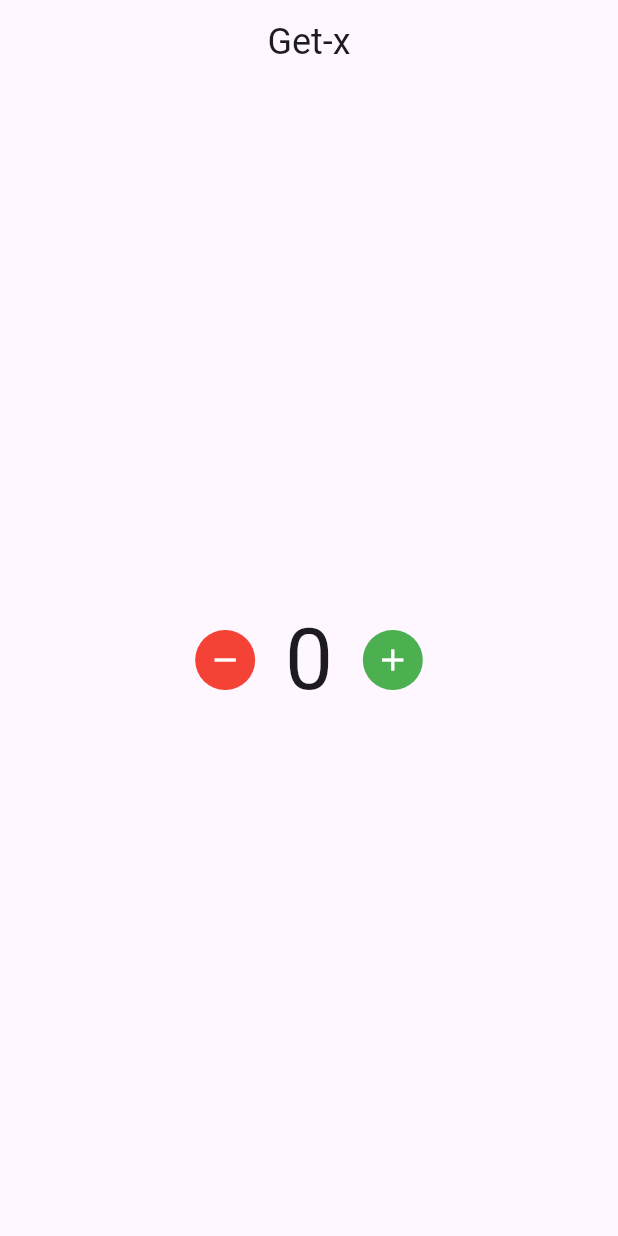
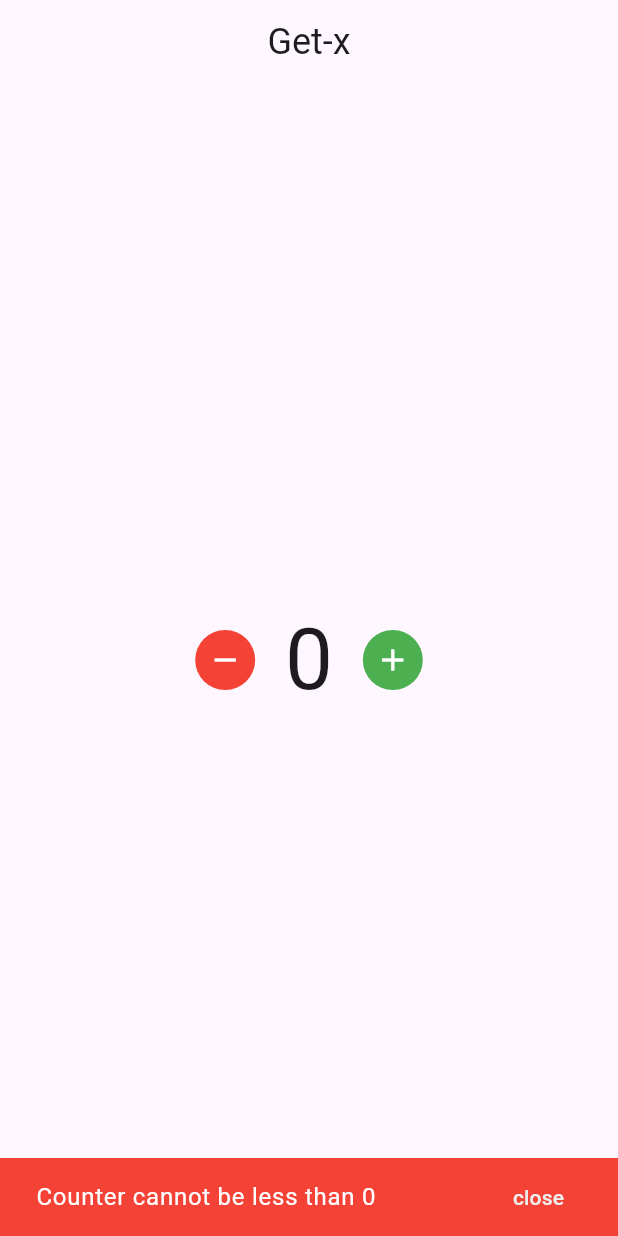
Before and after one commit to KayesAshfaQ/getx_test, a Flutter app: the screen it shows after launch, after a tap on the "remove" icon, on a phone screen of 412 x 824 dp. Run offline on Flutter 3.47's test engine with Material 2 defaults, Android fonts, the phone set to English and light mode, and no system bars; our stand-ins replace get.

Commit message:
decrement & 0 checker added

```diff
--- a/lib/controllers/tap_controller.dart
+++ b/lib/controllers/tap_controller.dart
@@ -1,3 +1,5 @@
+// ignore_for_file: avoid_print
+
 import 'package:get/get.dart';
 
 class TapController extends GetxController {
@@ -9,4 +11,10 @@ class TapController extends GetxController {
     print('increment: $_counter');
     update();
   }
+
+  void decrement() {
+    _counter--;
+    print('decrement: $_counter');
+    update();
+  }
 }
--- a/lib/screens/home_screen.dart
+++ b/lib/screens/home_screen.dart
@@ -30,7 +30,16 @@ class _HomePageState extends State<HomePage> {
           mainAxisAlignment: MainAxisAlignment.center,
           children: [
             IconButton.filled(
-              onPressed: () {},
+              onPressed: () {
+                // when counter is already 0, show snackbar and return
+                if (controller.counter == 0) {
+                  // show snackbar
+                  showSnackbar(context);
+
+                  return;
+                }
+                controller.decrement();
+              },
               icon: const Icon(Icons.remove),
               style: ButtonStyle(
                 backgroundColor: MaterialStateProperty.all(Colors.red),
@@ -60,4 +69,33 @@ class _HomePageState extends State<HomePage> {
       ),
     );
   }
+
+  // show error snackbar
+  void showSnackbar(BuildContext context) {
+    // create snackbar
+    SnackBar snackbar = SnackBar(
+      content: Text(
+        'Counter cannot be less than 0',
+        style: Theme.of(context).textTheme.bodyLarge?.copyWith(
+              color: Colors.white,
+            ),
+      ),
+      backgroundColor: Colors.red,
+      duration: const Duration(milliseconds: 1500),
+      action: SnackBarAction(
+        label: 'close',
+        textColor: Colors.grey[200],
+        onPressed: () {
+          // hide snackbar
+          ScaffoldMessenger.of(context).hideCurrentSnackBar();
+        },
+      ),
+    );
+
+    // show snackbar and remove if any other snackbar is in queue after it is closed
+    ScaffoldMessenger.of(context)
+        .showSnackBar(snackbar)
+        .closed
+        .then((value) => ScaffoldMessenger.of(context).clearSnackBars());
+  }
 }
```
